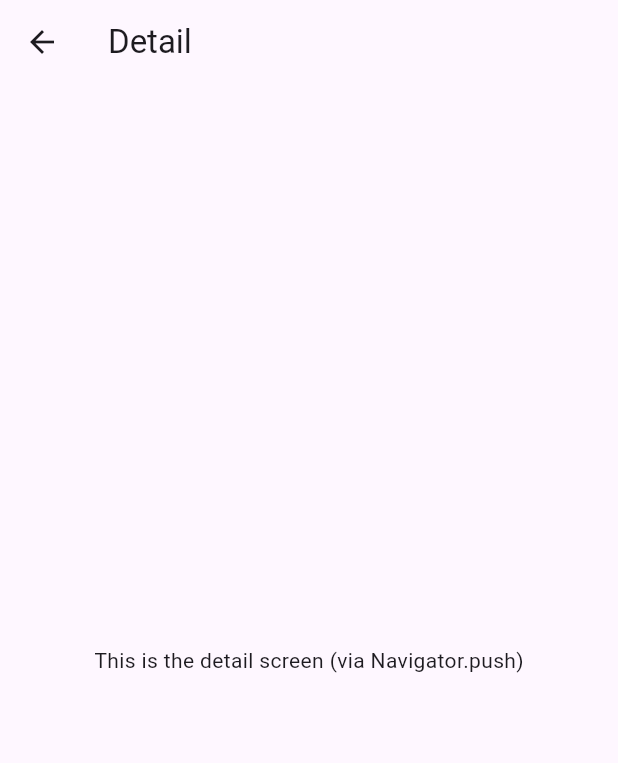
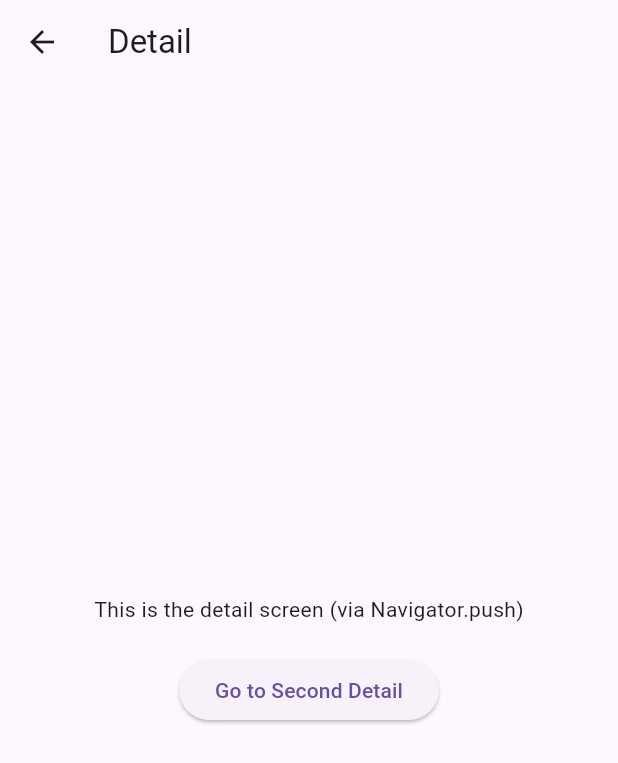
Before and after one commit to Kelelaw010/Navroutex, a Flutter app: the screen it shows after launch, after a tap on "Open Detail (Navigator.push)", on a phone screen of 412 x 824 dp. Shown: the top 763 px of the screen. Run offline on Flutter 3.47's test engine with Material 3 defaults, Android fonts, the phone set to English and light mode, and no system bars; our stand-ins replace go_router.

Commit message:
navigator pop and navigator push

```diff
--- a/lib/main.dart
+++ b/lib/main.dart
@@ -12,6 +12,7 @@ class MyApp extends StatelessWidget {
     return MaterialApp.router(
       routerConfig: router,
       title: 'Flutter GoRouter Example',
+      debugShowCheckedModeBanner: false, //hilangin tulisan debug banner
     );
   }
 }
--- a/lib/screens/detail_screen.dart
+++ b/lib/screens/detail_screen.dart
@@ -1,4 +1,5 @@
 import 'package:flutter/material.dart';
+import 'package:navroutex/screens/second_detail_screen.dart';
 
 class DetailScreen extends StatelessWidget {
   const DetailScreen({super.key});
@@ -8,7 +9,22 @@ class DetailScreen extends StatelessWidget {
     return Scaffold(
       appBar: AppBar(title: Text('Detail')),
       body: Center(
-        child: Text('This is the detail screen (via Navigator.push)'),
+        child: Column(
+          mainAxisAlignment: MainAxisAlignment.center,
+          children: [
+            Text('This is the detail screen (via Navigator.push)'),
+            SizedBox(height: 20),
+            ElevatedButton(
+              onPressed: () {
+                Navigator.push(
+                  context,
+                  MaterialPageRoute(builder: (context) => SecondDetailScreen()),
+                );
+              },
+              child: Text("Go to Second Detail"),
+            ),
+          ],
+        ),
       ),
     );
   }
--- a/lib/screens/home_screen.dart
+++ b/lib/screens/home_screen.dart
@@ -12,6 +12,7 @@ class HomeScreen extends StatelessWidget {
       body: Column(
         mainAxisAlignment: MainAxisAlignment.center,
         children: [
+          //Go_router
           Center(
             child: ElevatedButton(
               onPressed: () {
@@ -22,12 +23,13 @@ class HomeScreen extends StatelessWidget {
               child: Text('Go to Profile (Router)'),
             ),
           ),
+          //navigator push
           SizedBox(height: 20),
           Center(
             child: ElevatedButton(
               onPressed: () {
                 Navigator.push(
-                  //pakai navigator biasa
+                  //pakai navigator biasa (push)
                   context,
                   MaterialPageRoute(builder: (context) => DetailScreen()),
                 );
```
Also changed, not shown: lib/screens/second_detail_screen.dart (added, +31 -0 lines).
